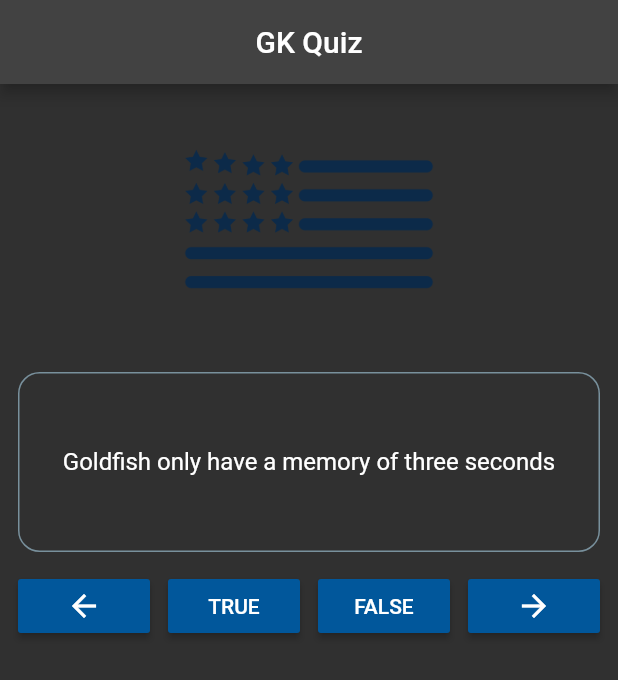
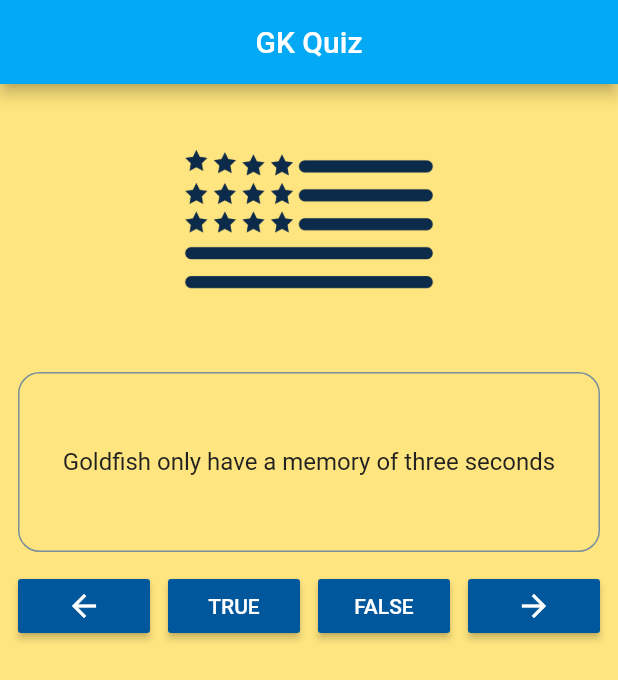
Before and after one commit to codr-mayank/quiz-app-theming, a Flutter app: the screen it shows after launch, after a tap on "TRUE", on a phone screen of 412 x 824 dp. Shown: the top 680 px of the screen. Run offline on Flutter 3.47's test engine with Material 2 defaults, Android fonts, the phone set to English and light mode, and no system bars.

Commit message:
over-write theme properties

```diff
--- a/lib/main.dart
+++ b/lib/main.dart
@@ -1,16 +1,22 @@
 import 'package:flutter/material.dart';
 import 'ui/home.dart';
 
+final ThemeData _appTheme = _buildAppTheme();
+
+ThemeData _buildAppTheme() {
+  final ThemeData base = ThemeData.light();
+  return base.copyWith(
+      brightness: Brightness.dark,
+      accentColor: Colors.amber,
+      primaryColor: Colors.lightBlue,
+      scaffoldBackgroundColor: Colors.amberAccent.shade100,
+      backgroundColor: Colors.amber,
+      textTheme: TextTheme(body1: TextStyle(fontSize: 16, color: Colors.grey[900])));
+}
+
 void main() {
   return runApp(new MaterialApp(
-    theme: ThemeData(
-        brightness: Brightness.dark,
-        primaryColor: Colors.grey[800],
-        textTheme: TextTheme(
-            headline: TextStyle(fontSize: 34, fontWeight: FontWeight.bold),
-            body1: TextStyle(
-              fontSize: 16
-            ))),
+    theme: _appTheme,
     home: QuizApp(),
   ));
 }
```
